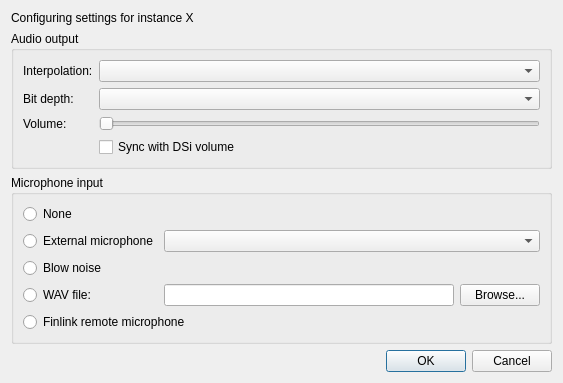
Old version of the form src/frontend/qt_sdl/AudioSettingsDialog.ui in the repository alwe2710/melonds-screen-stream.
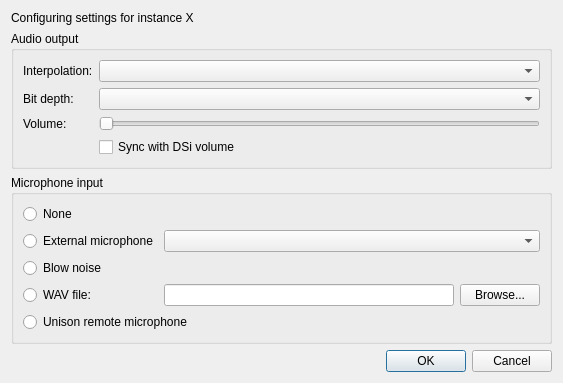
New version of the form. Custom widgets are drawn as their Qt base class.

Commit message: Rename finlink mentions to Unison

What changed in the file:
```diff
--- a/src/frontend/qt_sdl/AudioSettingsDialog.ui
+++ b/src/frontend/qt_sdl/AudioSettingsDialog.ui
@@ -179,7 +179,7 @@
          <string>&lt;html&gt;&lt;head/&gt;&lt;body&gt;&lt;p&gt;Input from a connected finlink client's own microphone will be forwarded to the emulated microphone.&lt;/p&gt;&lt;/body&gt;&lt;/html&gt;</string>
         </property>
         <property name="text">
-         <string>Finlink remote microphone</string>
+         <string>Unison remote microphone</string>
         </property>
        </widget>
       </item>
```
Left out of the diff: 6 changed lines with no effect on the pictures. The commit also changes 55 other files.
